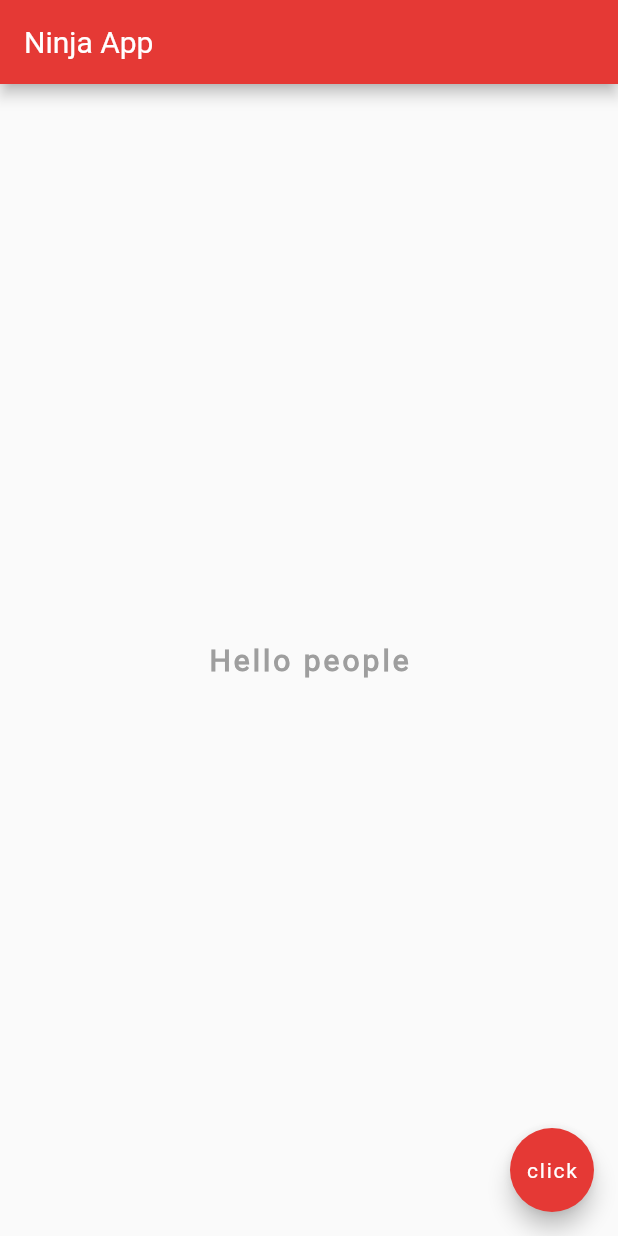
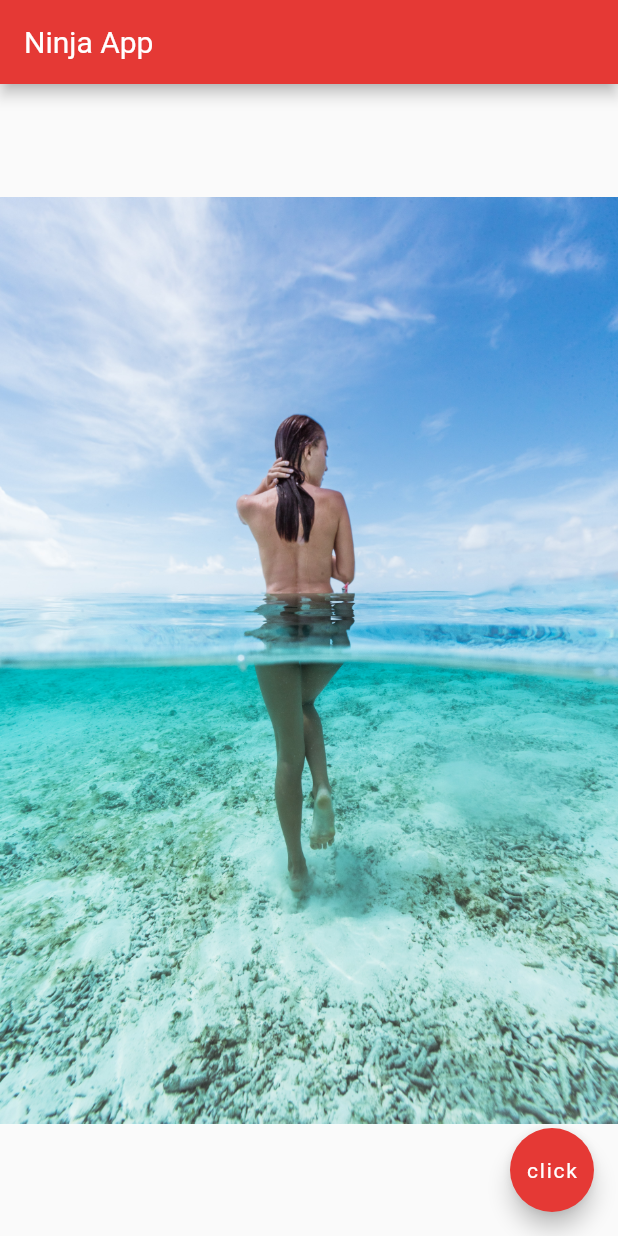
Before and after one commit to ericgross83/netninja-flutter-tutorial, a Flutter app: the screen it shows after launch, on a phone screen of 412 x 824 dp. Run offline on Flutter 3.47's test engine with Material 2 defaults, Android fonts, the light colour scheme and no system bars.

Commit message:
Add lesson code

```diff
--- a/lib/main.dart
+++ b/lib/main.dart
@@ -12,17 +12,7 @@ class Home extends StatelessWidget {
         title: const Text('Ninja App'),
         backgroundColor: Colors.red[600],
       ),
-      body: const Center(
-        child: Text(
-          'Hello people',
-          style: TextStyle(
-              fontSize: 20,
-              fontWeight: FontWeight.bold,
-              letterSpacing: 2,
-              color: Colors.grey,
-              fontFamily: 'Roboto'),
-        ),
-      ),
+      body: Center(child: Image.asset('assets/girl-3.jpg')),
       floatingActionButton: FloatingActionButton(
           backgroundColor: Colors.red[600],
           onPressed: () {},
--- a/pubspec.yaml
+++ b/pubspec.yaml
@@ -46,3 +46,6 @@ flutter:
     - family: Roboto
       fonts:
         - asset: fonts/Roboto-Regular.ttf
+
+  assets:
+    - assets/
```
Also changed, not shown: assets/girl-1.jpg (added), assets/girl-2.jpg (added), assets/girl-3.jpg (added).
